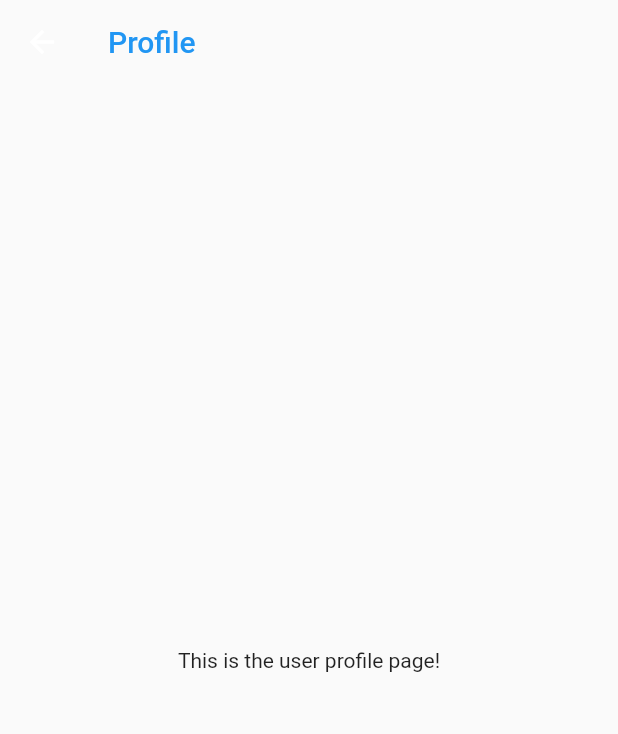
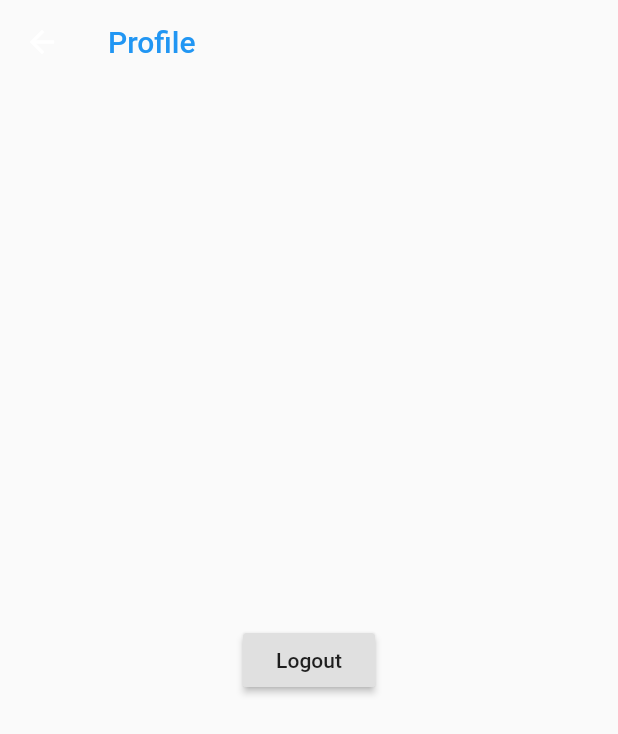
Before and after one commit to mvelosos/eveenz-mobile, a Flutter app: the ProfilePage screen opened directly, on a phone screen of 412 x 824 dp. Shown: the top 734 px of the screen. Run offline on Flutter 3.47's test engine with Material 2 defaults, Android fonts, the phone set to English and light mode, and no system bars; our stand-ins replace dartz, dio, geolocator, get_it, google_maps_flutter, mobx and 1 more; missing offline and left inert: flutter_facebook_login; accounts and stored records are empty; generated files the repository leaves out were written again.

Commit message:
updated profile just for now :D

```diff
--- a/lib/app/pages/profile/profile_page.dart
+++ b/lib/app/pages/profile/profile_page.dart
@@ -1,11 +1,19 @@
 import 'package:flutter/material.dart';
+import 'package:party_mobile/app/locator.dart';
+import 'package:party_mobile/app/services/local_storage_service.dart';
+import 'package:party_mobile/app/services/navigation_service.dart';
+import 'package:party_mobile/app/shared/constants/route_names.dart';
 
 class ProfilePage extends StatefulWidget {
   @override
   _ProfilePageState createState() => _ProfilePageState();
 }
 
+// TODO: Reafactor this class later
 class _ProfilePageState extends State<ProfilePage> {
+  var storage = locator<LocalStorageService>();
+  var navigation = locator<NavigationService>();
+
   @override
   Widget build(BuildContext context) {
     return Scaffold(
@@ -17,7 +25,17 @@ class _ProfilePageState extends State<ProfilePage> {
         backgroundColor: Colors.transparent,
         shadowColor: Colors.transparent,
       ),
-      body: Center(child: Text('This is the user profile page!')),
+      body: Center(
+        child: RaisedButton(
+          child: Text('Logout'),
+          onPressed: () => {
+            storage.clear().then(
+                  (_) => navigation
+                      .pushNamedReplacementNoAnimation(RouteNames.login),
+                )
+          },
+        ),
+      ),
     );
   }
 }
```
